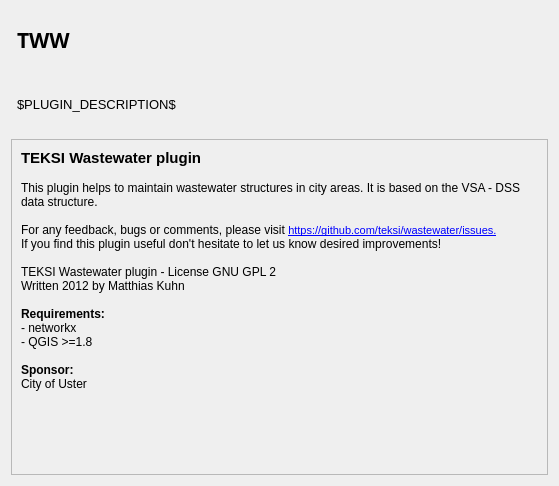
First picture: the form in plugin/teksi_wastewater/ui/about_dialog.ui, repository teksi/wastewater, before the edit.
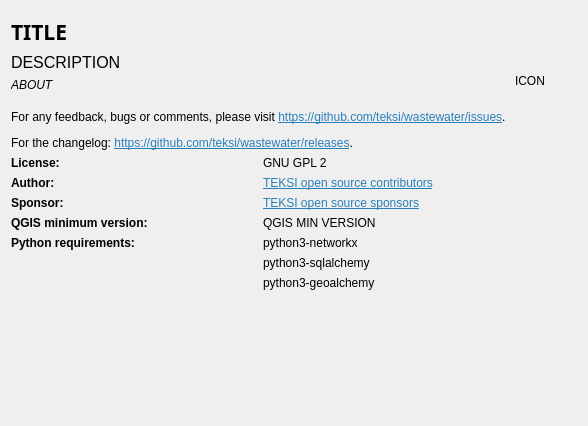
Second picture: the form after the edit.

Commit message: Modernize about dialog

```diff
--- a/plugin/teksi_wastewater/ui/about_dialog.ui
+++ b/plugin/teksi_wastewater/ui/about_dialog.ui
@@ -6,137 +6,211 @@
    <rect>
     <x>0</x>
     <y>0</y>
-    <width>559</width>
-    <height>486</height>
+    <width>588</width>
+    <height>426</height>
    </rect>
   </property>
   <property name="windowTitle">
    <string>Dialog</string>
   </property>
   <layout class="QGridLayout" name="gridLayout">
-   <item row="1" column="1">
-    <widget class="QLabel" name="description">
-     <property name="sizePolicy">
-      <sizepolicy hsizetype="Expanding" vsizetype="Expanding">
-       <horstretch>0</horstretch>
-       <verstretch>0</verstretch>
-      </sizepolicy>
+   <item row="6" column="0">
+    <spacer name="verticalSpacer">
+     <property name="orientation">
+      <enum>Qt::Vertical</enum>
      </property>
-     <property name="font">
-      <font>
-       <pointsize>10</pointsize>
-      </font>
+     <property name="sizeHint" stdset="0">
+      <size>
+       <width>20</width>
+       <height>40</height>
+      </size>
      </property>
+    </spacer>
+   </item>
+   <item row="1" column="0">
+    <layout class="QVBoxLayout" name="verticalLayout">
+     <item>
+      <widget class="QLabel" name="titleLabel">
+       <property name="font">
+        <font>
+         <family>Sans Serif</family>
+         <pointsize>16</pointsize>
+         <weight>75</weight>
+         <bold>true</bold>
+        </font>
+       </property>
+       <property name="text">
+        <string>TITLE</string>
+       </property>
+      </widget>
+     </item>
+     <item>
+      <widget class="QLabel" name="descriptionLabel">
+       <property name="font">
+        <font>
+         <pointsize>12</pointsize>
+        </font>
+       </property>
+       <property name="text">
+        <string>DESCRIPTION</string>
+       </property>
+      </widget>
+     </item>
+     <item>
+      <widget class="QLabel" name="aboutLabel">
+       <property name="font">
+        <font>
+         <italic>true</italic>
+        </font>
+       </property>
+       <property name="text">
+        <string>ABOUT</string>
+       </property>
+       <property name="wordWrap">
+        <bool>true</bool>
+       </property>
+      </widget>
+     </item>
+    </layout>
+   </item>
+   <item row="5" column="0">
+    <layout class="QGridLayout" name="gridLayout_2">
+     <item row="3" column="0">
+      <widget class="QLabel" name="label_6">
+       <property name="font">
+        <font>
+         <weight>75</weight>
+         <bold>true</bold>
+        </font>
+       </property>
+       <property name="text">
+        <string>QGIS minimum version:</string>
+       </property>
+      </widget>
+     </item>
+     <item row="2" column="1">
+      <widget class="QLabel" name="label_9">
+       <property name="text">
+        <string>&lt;html&gt;&lt;head/&gt;&lt;body&gt;&lt;p&gt;&lt;a href=&quot;https://github.com/teksi/Home/wiki/TEKSI-open-source-Community#sponsors&quot;&gt;&lt;span style=&quot; text-decoration: underline; color:#2980b9;&quot;&gt;TEKSI open source sponsors&lt;/span&gt;&lt;/a&gt;&lt;/p&gt;&lt;/body&gt;&lt;/html&gt;</string>
+       </property>
+       <property name="openExternalLinks">
+        <bool>true</bool>
+       </property>
+      </widget>
+     </item>
+     <item row="3" column="1">
+      <widget class="QLabel" name="qgisMinimumVersionLabel">
+       <property name="text">
+        <string>QGIS MIN VERSION</string>
+       </property>
+      </widget>
+     </item>
+     <item row="5" column="1">
+      <widget class="QLabel" name="label_10">
+       <property name="text">
+        <string>python3-sqlalchemy</string>
+       </property>
+      </widget>
+     </item>
+     <item row="4" column="0">
+      <widget class="QLabel" name="label_11">
+       <property name="font">
+        <font>
+         <weight>75</weight>
+         <bold>true</bold>
+        </font>
+       </property>
+       <property name="text">
+        <string>Python requirements:</string>
+       </property>
+      </widget>
+     </item>
+     <item row="2" column="0">
+      <widget class="QLabel" name="label_5">
+       <property name="font">
+        <font>
+         <weight>75</weight>
+         <bold>true</bold>
+        </font>
+       </property>
+       <property name="text">
+        <string>Sponsor:</string>
+       </property>
+      </widget>
+     </item>
+     <item row="0" column="0">
+      <widget class="QLabel" name="label_2">
+       <property name="font">
+        <font>
+         <weight>75</weight>
+         <bold>true</bold>
+        </font>
+       </property>
+       <property name="text">
+        <string>License:</string>
+       </property>
+      </widget>
+     </item>
+     <item row="4" column="1">
+      <widget class="QLabel" name="label_3">
+       <property name="text">
+        <string>python3-networkx</string>
+       </property>
+      </widget>
+     </item>
+     <item row="1" column="0">
+      <widget class="QLabel" name="label_4">
+       <property name="font">
+        <font>
+         <weight>75</weight>
+         <bold>true</bold>
+        </font>
+       </property>
+       <property name="text">
+        <string>Author:</string>
+       </property>
+      </widget>
+     </item>
+     <item row="0" column="1">
+      <widget class="QLabel" name="label_7">
+       <property name="text">
+        <string>GNU GPL 2</string>
+       </property>
+      </widget>
+     </item>
+     <item row="1" column="1">
+      <widget class="QLabel" name="label_8">
+       <property name="text">
+        <string>&lt;html&gt;&lt;head/&gt;&lt;body&gt;&lt;p&gt;&lt;a href=&quot;https://github.com/teksi/Home/wiki/TEKSI-open-source-Community#contributors&quot;&gt;&lt;span style=&quot; text-decoration: underline; color:#2980b9;&quot;&gt;TEKSI open source contributors&lt;/span&gt;&lt;/a&gt;&lt;/p&gt;&lt;/body&gt;&lt;/html&gt;</string>
+       </property>
+       <property name="openExternalLinks">
+        <bool>true</bool>
+       </property>
+      </widget>
+     </item>
+     <item row="6" column="1">
+      <widget class="QLabel" name="label_12">
+       <property name="text">
+        <string>python3-geoalchemy</string>
+       </property>
+      </widget>
+     </item>
+    </layout>
+   </item>
+   <item row="4" column="0">
+    <widget class="QLabel" name="label">
      <property name="text">
-      <string>$PLUGIN_DESCRIPTION$</string>
+      <string>&lt;html&gt;&lt;head/&gt;&lt;body&gt;&lt;p&gt;For any feedback, bugs or comments, please visit &lt;a href=&quot;https://github.com/teksi/wastewater/issues&quot;&gt;&lt;span style=&quot; text-decoration: underline; color:#2980b9;&quot;&gt;https://github.com/teksi/wastewater/issues&lt;/span&gt;&lt;/a&gt;. &lt;/p&gt;&lt;p&gt;For the changelog: &lt;a href=&quot;https://github.com/teksi/wastewater/releases&quot;&gt;&lt;span style=&quot; text-decoration: underline; color:#2980b9;&quot;&gt;https://github.com/teksi/wastewater/releases&lt;/span&gt;&lt;/a&gt;.&lt;/p&gt;&lt;/body&gt;&lt;/html&gt;</string>
      </property>
-     <property name="wordWrap">
+     <property name="openExternalLinks">
       <bool>true</bool>
      </property>
     </widget>
    </item>
-   <item row="2" column="0" colspan="2">
-    <widget class="QScrollArea" name="scrollArea_2">
-     <property name="widgetResizable">
-      <bool>true</bool>
-     </property>
-     <widget class="QWidget" name="scrollAreaWidgetContents_2">
-      <property name="geometry">
-       <rect>
-        <x>0</x>
-        <y>0</y>
-        <width>543</width>
-        <height>414</height>
-       </rect>
-      </property>
-      <layout class="QVBoxLayout" name="verticalLayout_3">
-       <item>
-        <widget class="QLabel" name="label_3">
-         <property name="sizePolicy">
-          <sizepolicy hsizetype="Preferred" vsizetype="Preferred">
-           <horstretch>0</horstretch>
-           <verstretch>0</verstretch>
-          </sizepolicy>
-         </property>
-         <property name="minimumSize">
-          <size>
-           <width>10</width>
-           <height>10</height>
-          </size>
-         </property>
-         <property name="cursor">
-          <cursorShape>ArrowCursor</cursorShape>
-         </property>
-         <property name="focusPolicy">
-          <enum>Qt::NoFocus</enum>
-         </property>
-         <property name="frameShape">
-          <enum>QFrame::NoFrame</enum>
-         </property>
-         <property name="text">
-          <string>&lt;!DOCTYPE HTML PUBLIC &quot;-//W3C//DTD HTML 4.0//EN&quot; &quot;http://www.w3.org/TR/REC-html40/strict.dtd&quot;&gt;
-&lt;html&gt;&lt;head&gt;&lt;meta name=&quot;qrichtext&quot; content=&quot;1&quot; /&gt;&lt;style type=&quot;text/css&quot;&gt;
-p, li { white-space: pre-wrap; }
-&lt;/style&gt;&lt;/head&gt;&lt;body style=&quot; font-family:'Cantarell'; font-size:11pt; font-weight:400; font-style:normal;&quot;&gt;
-&lt;p style=&quot; margin-top:0px; margin-bottom:0px; margin-left:0px; margin-right:0px; -qt-block-indent:0; text-indent:0px;&quot;&gt;&lt;span style=&quot; font-family:'Sans Serif'; font-weight:600;&quot;&gt;TEKSI Wastewater plugin&lt;/span&gt;&lt;/p&gt;
-&lt;p style=&quot;-qt-paragraph-type:empty; margin-top:0px; margin-bottom:0px; margin-left:0px; margin-right:0px; -qt-block-indent:0; text-indent:0px; font-family:'Sans Serif'; font-size:9pt;&quot;&gt;&lt;br /&gt;&lt;/p&gt;
-&lt;p style=&quot; margin-top:0px; margin-bottom:0px; margin-left:0px; margin-right:0px; -qt-block-indent:0; text-indent:0px;&quot;&gt;&lt;span style=&quot; font-family:'Sans Serif'; font-size:9pt;&quot;&gt;This plugin helps to maintain wastewater structures in city areas. It is based on the VSA - DSS data structure.&lt;/span&gt;&lt;/p&gt;
-&lt;p style=&quot;-qt-paragraph-type:empty; margin-top:0px; margin-bottom:0px; margin-left:0px; margin-right:0px; -qt-block-indent:0; text-indent:0px; font-family:'Sans Serif'; font-size:9pt;&quot;&gt;&lt;br /&gt;&lt;/p&gt;
-&lt;p style=&quot; margin-top:0px; margin-bottom:0px; margin-left:0px; margin-right:0px; -qt-block-indent:0; text-indent:0px;&quot;&gt;&lt;span style=&quot; font-family:'Sans Serif'; font-size:9pt;&quot;&gt;For any feedback, bugs or comments, please visit &lt;/span&gt;&lt;a href=&quot;https://github.com/teksi/wastewater/issues&quot;&gt;&lt;span style=&quot; font-family:'MS Shell Dlg 2'; font-size:8pt; text-decoration: underline; color:#0000ff;&quot;&gt;https://github.com/teksi/wastewater/issues.&lt;/span&gt;&lt;/a&gt;&lt;/p&gt;
-&lt;p style=&quot; margin-top:0px; margin-bottom:0px; margin-left:0px; margin-right:0px; -qt-block-indent:0; text-indent:0px;&quot;&gt;&lt;span style=&quot; font-family:'Sans Serif'; font-size:9pt;&quot;&gt;If you find this plugin useful don't hesitate to let us know desired improvements!&lt;/span&gt;&lt;/p&gt;
-&lt;p style=&quot;-qt-paragraph-type:empty; margin-top:0px; margin-bottom:0px; margin-left:0px; margin-right:0px; -qt-block-indent:0; text-indent:0px; font-family:'Sans Serif'; font-size:9pt;&quot;&gt;&lt;br /&gt;&lt;/p&gt;
-&lt;p style=&quot; margin-top:0px; margin-bottom:0px; margin-left:0px; margin-right:0px; -qt-block-indent:0; text-indent:0px;&quot;&gt;&lt;span style=&quot; font-family:'Sans Serif'; font-size:9pt;&quot;&gt;TEKSI Wastewater plugin - License GNU GPL 2&lt;/span&gt;&lt;/p&gt;
-&lt;p style=&quot; margin-top:0px; margin-bottom:0px; margin-left:0px; margin-right:0px; -qt-block-indent:0; text-indent:0px;&quot;&gt;&lt;span style=&quot; font-family:'Sans Serif'; font-size:9pt;&quot;&gt;Written 2012 by Matthias Kuhn&lt;/span&gt;&lt;/p&gt;
-&lt;p style=&quot;-qt-paragraph-type:empty; margin-top:0px; margin-bottom:0px; margin-left:0px; margin-right:0px; -qt-block-indent:0; text-indent:0px; font-family:'Sans Serif'; font-size:9pt;&quot;&gt;&lt;br /&gt;&lt;/p&gt;
-&lt;p style=&quot; margin-top:0px; margin-bottom:0px; margin-left:0px; margin-right:0px; -qt-block-indent:0; text-indent:0px;&quot;&gt;&lt;span style=&quot; font-family:'Sans Serif'; font-size:9pt; font-weight:600;&quot;&gt;Requirements:&lt;/span&gt;&lt;/p&gt;
-&lt;p style=&quot; margin-top:0px; margin-bottom:0px; margin-left:0px; margin-right:0px; -qt-block-indent:0; text-indent:0px;&quot;&gt;&lt;span style=&quot; font-family:'Sans Serif'; font-size:9pt;&quot;&gt;- networkx&lt;/span&gt;&lt;/p&gt;
-&lt;p style=&quot; margin-top:0px; margin-bottom:0px; margin-left:0px; margin-right:0px; -qt-block-indent:0; text-indent:0px;&quot;&gt;&lt;span style=&quot; font-family:'Sans Serif'; font-size:9pt;&quot;&gt;- QGIS &amp;gt;=1.8&lt;/span&gt;&lt;/p&gt;
-&lt;p style=&quot;-qt-paragraph-type:empty; margin-top:0px; margin-bottom:0px; margin-left:0px; margin-right:0px; -qt-block-indent:0; text-indent:0px; font-family:'Sans Serif'; font-size:9pt;&quot;&gt;&lt;br /&gt;&lt;/p&gt;
-&lt;p style=&quot; margin-top:0px; margin-bottom:0px; margin-left:0px; margin-right:0px; -qt-block-indent:0; text-indent:0px;&quot;&gt;&lt;span style=&quot; font-family:'Sans Serif'; font-size:9pt; font-weight:600;&quot;&gt;Sponsor:&lt;/span&gt;&lt;/p&gt;
-&lt;p style=&quot; margin-top:0px; margin-bottom:0px; margin-left:0px; margin-right:0px; -qt-block-indent:0; text-indent:0px;&quot;&gt;&lt;span style=&quot; font-family:'Sans Serif'; font-size:9pt;&quot;&gt;City of Uster&lt;/span&gt;&lt;/p&gt;&lt;/body&gt;&lt;/html&gt;</string>
-         </property>
-         <property name="textFormat">
-          <enum>Qt::AutoText</enum>
-         </property>
-         <property name="scaledContents">
-          <bool>false</bool>
-         </property>
-         <property name="alignment">
-          <set>Qt::AlignLeading|Qt::AlignLeft|Qt::AlignTop</set>
-         </property>
-         <property name="wordWrap">
-          <bool>true</bool>
-         </property>
-         <property name="openExternalLinks">
-          <bool>true</bool>
-         </property>
-         <property name="textInteractionFlags">
-          <set>Qt::LinksAccessibleByMouse</set>
-         </property>
-        </widget>
-       </item>
-      </layout>
-     </widget>
-    </widget>
-   </item>
-   <item row="0" column="1">
-    <widget class="QLabel" name="title">
-     <property name="sizePolicy">
-      <sizepolicy hsizetype="Expanding" vsizetype="Expanding">
-       <horstretch>0</horstretch>
-       <verstretch>0</verstretch>
-      </sizepolicy>
-     </property>
-     <property name="font">
-      <font>
-       <family>Sans Serif</family>
-       <pointsize>16</pointsize>
-       <weight>75</weight>
-       <bold>true</bold>
-      </font>
-     </property>
+   <item row="0" column="1" rowspan="5">
+    <widget class="QLabel" name="iconLabel">
      <property name="text">
-      <string>TWW</string>
+      <string>ICON</string>
      </property>
     </widget>
    </item>
```
The commit also changes 2 other files.
